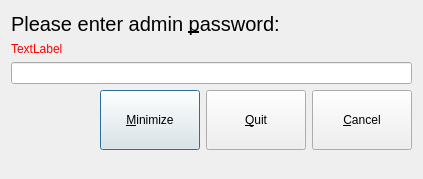
thomaslundgaard/Pimp, file adminDialog.ui: the form before one commit.
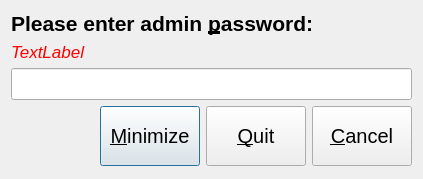
The form after the commit. Icons and pictures are not drawn.

Commit message: fixed encoding issues with data retrieved from mpd + changed fonts in gui

The edit to the form file:
```diff
--- a/adminDialog.ui
+++ b/adminDialog.ui
@@ -35,6 +35,11 @@
   <layout class="QGridLayout" name="gridLayout">
    <item row="10" column="0" colspan="5">
     <widget class="QLineEdit" name="pwdEdit">
+     <property name="font">
+      <font>
+       <pointsize>15</pointsize>
+      </font>
+     </property>
      <property name="focusPolicy">
       <enum>Qt::TabFocus</enum>
      </property>
@@ -51,6 +56,11 @@
        <height>60</height>
       </size>
      </property>
+     <property name="font">
+      <font>
+       <pointsize>15</pointsize>
+      </font>
+     </property>
      <property name="text">
       <string>&amp;Minimize</string>
      </property>
@@ -64,6 +74,11 @@
        <height>60</height>
       </size>
      </property>
+     <property name="font">
+      <font>
+       <pointsize>15</pointsize>
+      </font>
+     </property>
      <property name="text">
       <string>&amp;Quit</string>
      </property>
@@ -77,6 +92,11 @@
        <height>60</height>
       </size>
      </property>
+     <property name="font">
+      <font>
+       <pointsize>15</pointsize>
+      </font>
+     </property>
      <property name="text">
       <string>&amp;Cancel</string>
      </property>
@@ -126,7 +146,11 @@
        </property>
        <property name="font">
         <font>
-         <pointsize>15</pointsize>
+         <pointsize>16</pointsize>
+         <weight>75</weight>
+         <italic>false</italic>
+         <bold>true</bold>
+         <underline>false</underline>
         </font>
        </property>
        <property name="styleSheet">
@@ -145,6 +169,12 @@
        <property name="enabled">
         <bool>true</bool>
        </property>
+       <property name="font">
+        <font>
+         <pointsize>13</pointsize>
+         <italic>true</italic>
+        </font>
+       </property>
        <property name="styleSheet">
         <string notr="true">color: rgb(255, 0, 0);
 background-color: rgba(255, 255, 255, 0);</string>
```
The commit also changes 3 other files.
